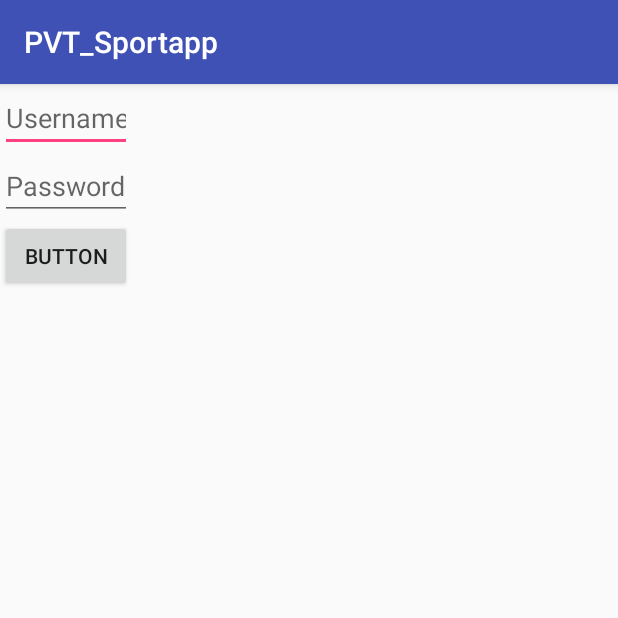
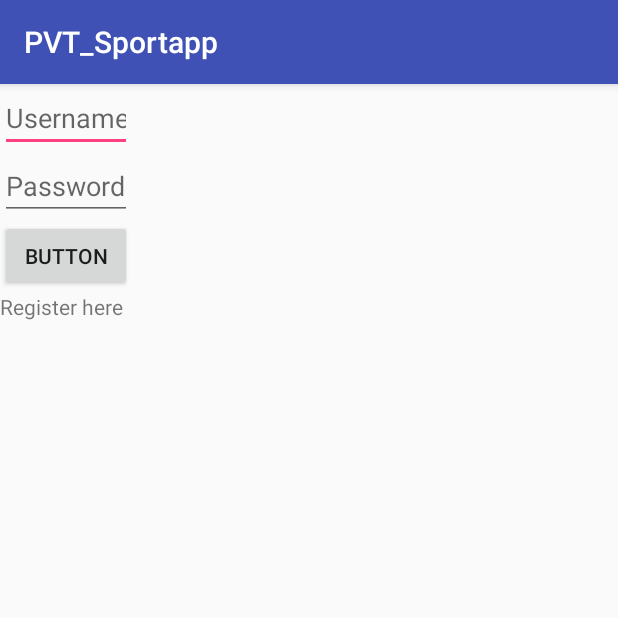
Before and after one commit to Fluchey/PVT_SportApp, an Android app: the screen it shows after launch (MainActivity), on a phone screen of 412 x 824 dp, the top half of it. Run offline under Robolectric (Android 15) with nearby library versions, the phone set to English and light mode, and no system bars.

Commit message:
Lagt till registerskärm och kopplat register here till den skärmen

```diff
--- a/app/src/main/AndroidManifest.xml
+++ b/app/src/main/AndroidManifest.xml
@@ -16,6 +16,7 @@
                 <category android:name="android.intent.category.LAUNCHER" />
             </intent-filter>
         </activity>
+        <activity android:name=".RegisterActivity"></activity>
     </application>
 
 </manifest>
--- a/app/src/main/java/sportapp/pvt_sportapp/MainActivity.java
+++ b/app/src/main/java/sportapp/pvt_sportapp/MainActivity.java
@@ -1,14 +1,26 @@
 package sportapp.pvt_sportapp;
 
+import android.content.Intent;
 import android.support.v7.app.AppCompatActivity;
 import android.os.Bundle;
+import android.view.View;
+import android.widget.TextView;
 
 public class MainActivity extends AppCompatActivity {
 
     @Override
-    protected void onCreate(Bundle savedInstanceState) { //adrian test Anton merge Maja Merge
+    protected void onCreate(Bundle savedInstanceState) {
         super.onCreate(savedInstanceState);
         setContentView(R.layout.activity_main);
-        //GIT test
+
+        TextView tvLoginRegisterHere = (TextView) findViewById(R.id.tvLoginRegisterHere);
+
+        tvLoginRegisterHere.setOnClickListener(new View.OnClickListener() {
+            @Override
+            public void onClick(View v) {
+                Intent registerIntent = new Intent(MainActivity.this, RegisterActivity.class);
+                MainActivity.this.startActivity(registerIntent);
+            }
+        });
     }
 }
--- a/app/src/main/res/layout/activity_main.xml
+++ b/app/src/main/res/layout/activity_main.xml
@@ -39,6 +39,13 @@
                 android:layout_width="wrap_content"
                 android:layout_height="wrap_content"
                 android:text="Button" />
+
+            <TextView
+                android:id="@+id/tvLoginRegisterHere"
+                android:layout_width="match_parent"
+                android:layout_height="wrap_content"
+                android:text="Register here" />
+
         </LinearLayout>
     </LinearLayout>
 </android.support.constraint.ConstraintLayout>
```
Also changed, not shown: app/src/main/java/sportapp/pvt_sportapp/RegisterActivity.java (added, +13 -0 lines), app/src/main/res/layout/activity_register.xml (added, +60 -0 lines).
